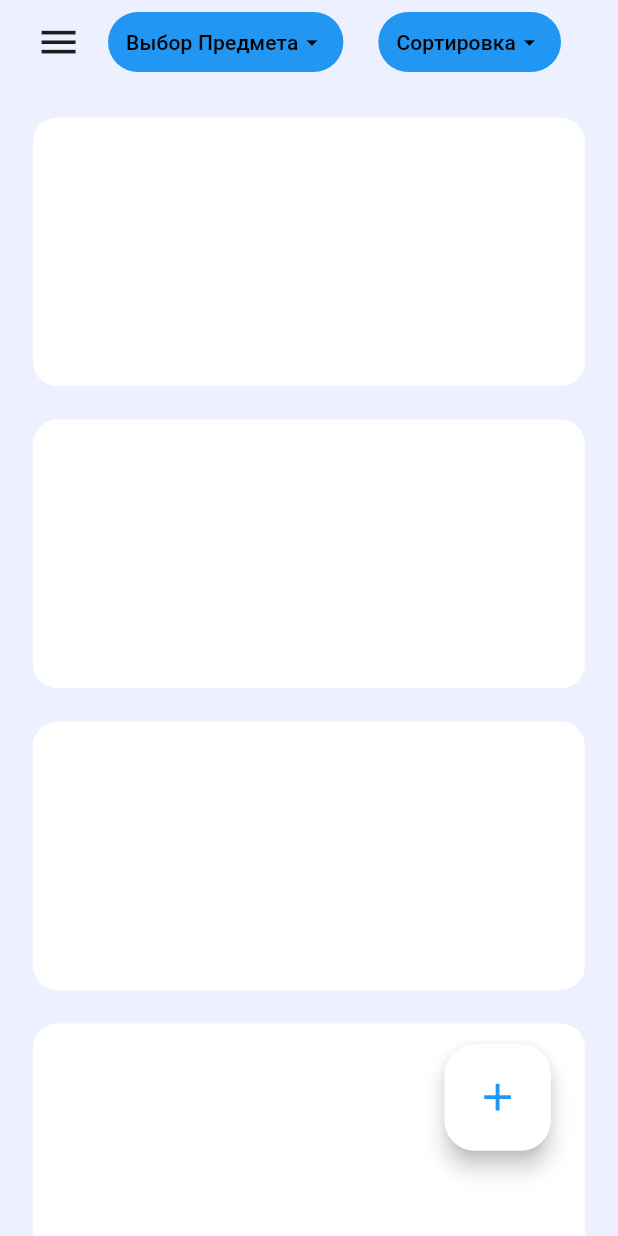
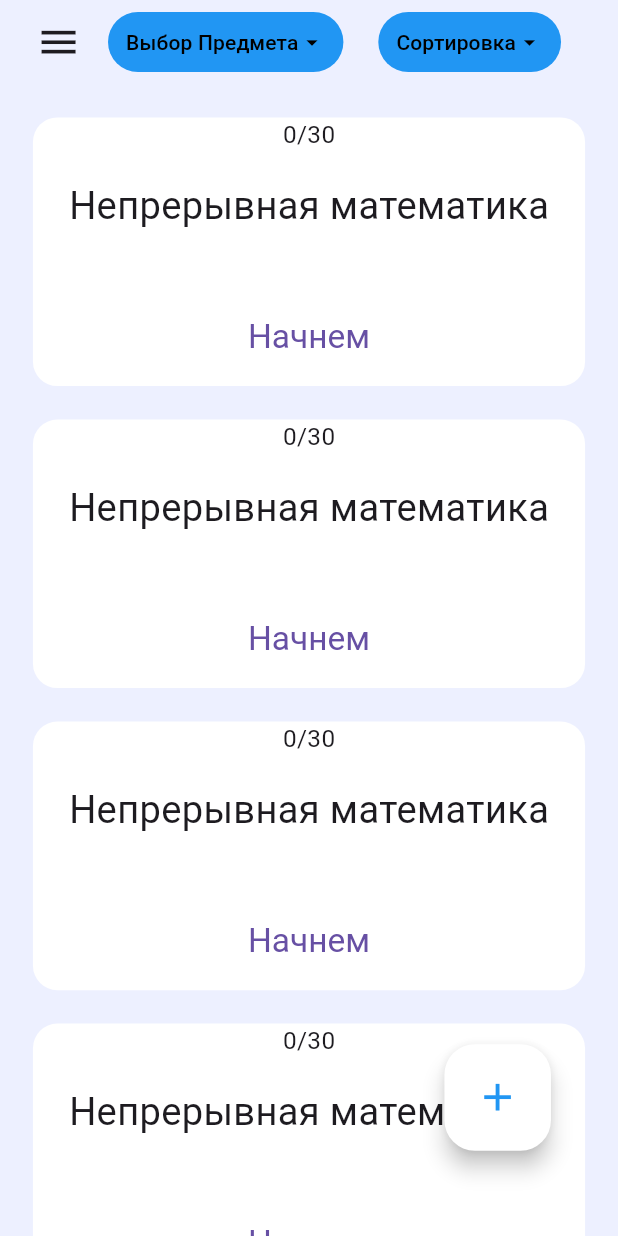
Before and after one commit to megavvve/StudyReady, a Flutter app: the screen it shows after launch, on a phone screen of 412 x 824 dp. Run offline on Flutter 3.47's test engine with Material 2 defaults, Android fonts, the phone set to English and light mode, and no system bars; our stand-ins replace flutter_screenutil.

Commit message:
Add Subject card(beta)

```diff
--- a/lib/presentation/pages/trainer_screen/widget/trainer_card.dart
+++ b/lib/presentation/pages/trainer_screen/widget/trainer_card.dart
@@ -17,6 +17,31 @@ class TrainerCard extends StatelessWidget {
         left: 20.w,
         right: 20.w,
       ),
+      child: Column(
+        mainAxisSize: MainAxisSize.min,
+        children: <Widget>[
+          SizedBox(height: 40.h,
+            child: Text('0/30', style: TextStyle(fontSize: 16.sp)),
+          ),
+
+
+          SizedBox(height: 60.h,
+            child: Text('Непрерывная математика', style: TextStyle(fontSize: 25.sp)),
+          ),
+
+
+          SizedBox(height: 20.h),
+          TextButton(
+            style: TextButton.styleFrom(
+              textStyle: TextStyle(fontSize: 22.sp),
+            ),
+            onPressed: () {},
+            child: const Text('Начнем'),
+          ),
+
+
+        ],
+      ),
     );
   }
 }
```
